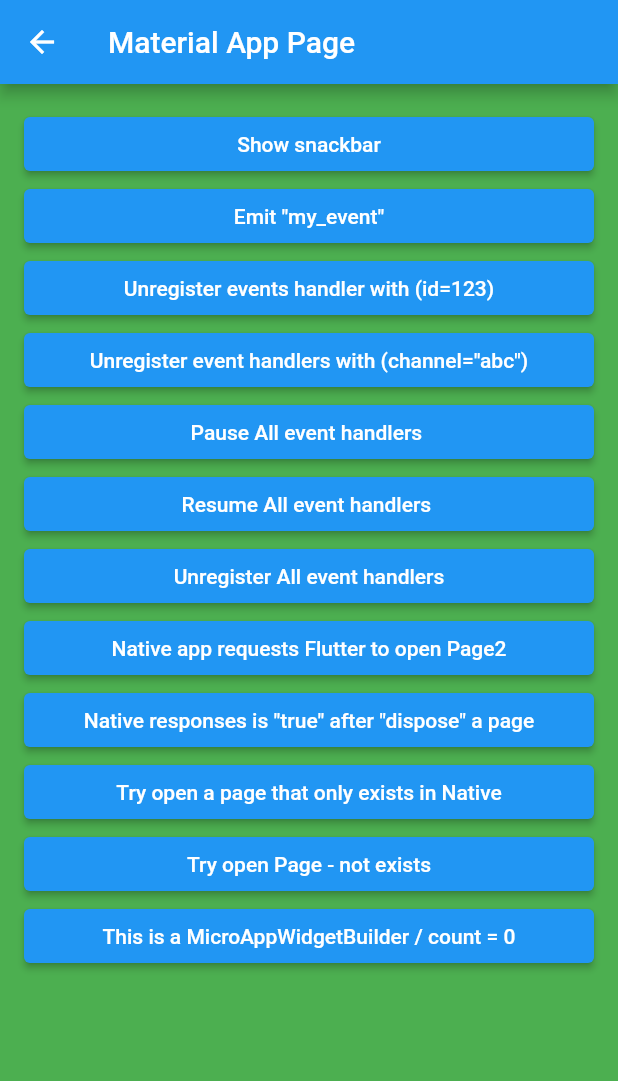
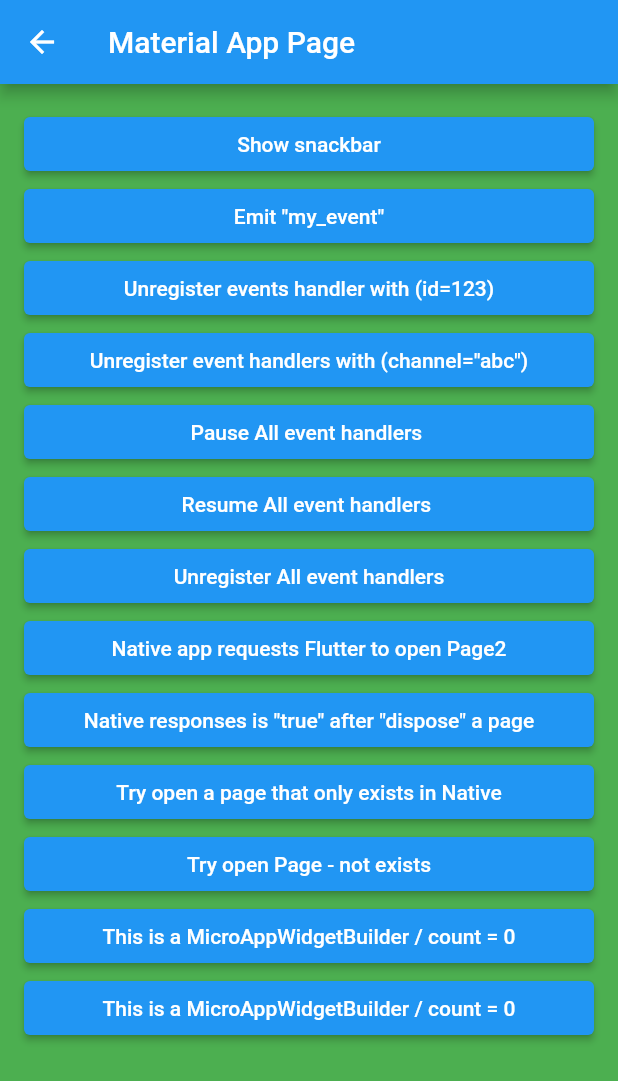
Before and after one commit to emanuel-braz/flutter_micro_app, a Flutter app: the MaterialAppPageInitial screen opened directly, on a phone screen of 412 x 824 dp. Shown: the top 1081 px of the screen. Run offline on Flutter 3.47's test engine with Material 2 defaults, Android fonts, the phone set to English and light mode, and no system bars; our stand-ins replace equatable; missing offline and left inert: dart_log.

Commit message:
chore: make optional the widgetbuilder channels

```diff
--- a/example/example_host/lib/pages/material_app_page_initial.dart
+++ b/example/example_host/lib/pages/material_app_page_initial.dart
@@ -153,18 +153,31 @@ class _MaterialAppPageInitialState extends State<MaterialAppPageInitial>
                         'This is a MicroAppWidgetBuilder / count = ${eventSnapshot.data?.payload}',
                         style: const TextStyle(color: Colors.white),
                       ),
-                      onPressed: () {
-                        MicroAppEventController().emit(MicroAppEvent<int>(
-                            name: 'my_event',
-                            payload: ++count,
-                            channels: const ['widget_channel']));
-                      },
+                      onPressed: incrementCounter,
                     );
                   }),
+              MicroAppWidgetBuilder<int>(builder: (context, eventSnapshot) {
+                if (eventSnapshot.hasError) return const Text('Error');
+                return ElevatedButton(
+                  child: Text(
+                    'This is a MicroAppWidgetBuilder / count = ${eventSnapshot.data?.payload ?? 0}',
+                    style: const TextStyle(color: Colors.white),
+                  ),
+                  onPressed: incrementCounter,
+                );
+              }),
+              const SizedBox(height: 40)
             ],
           ),
         ),
       ),
     );
   }
+
+  incrementCounter() {
+    MicroAppEventController().emit(MicroAppEvent<int>(
+        name: 'my_event',
+        payload: ++count,
+        channels: const ['widget_channel']));
+  }
 }
--- a/lib/src/presentation/widgets/micro_widget_builder.dart
+++ b/lib/src/presentation/widgets/micro_widget_builder.dart
@@ -5,8 +5,8 @@ import '../../controllers/app_event/micro_app_event_delegate.dart';
 
 class MicroAppWidgetBuilder<T> extends StatefulWidget {
   const MicroAppWidgetBuilder({
-    required this.channels,
     required this.builder,
+    this.channels = const [],
     this.initialData,
     Key? key,
   }) : super(key: key);
```
